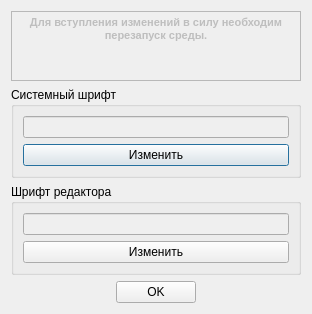
Old version of the form dialogeditguisettings.ui in the repository atikbif/relkonIDE.
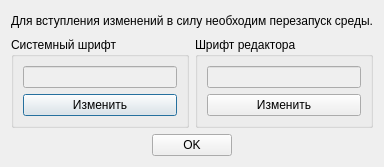
New version of the form.

Commit message: настройки, пульт и отладчик отдельными окнами

```diff
--- a/dialogeditguisettings.ui
+++ b/dialogeditguisettings.ui
@@ -6,51 +6,106 @@
    <rect>
     <x>0</x>
     <y>0</y>
-    <width>312</width>
-    <height>294</height>
+    <width>363</width>
+    <height>164</height>
    </rect>
   </property>
+  <property name="sizePolicy">
+   <sizepolicy hsizetype="Expanding" vsizetype="Expanding">
+    <horstretch>0</horstretch>
+    <verstretch>0</verstretch>
+   </sizepolicy>
+  </property>
   <property name="windowTitle">
    <string>Настройка среды</string>
   </property>
-  <layout class="QGridLayout" name="gridLayout">
-   <item row="1" column="0" colspan="3">
+  <layout class="QGridLayout" name="gridLayout_3">
+   <item row="0" column="0" colspan="2">
+    <layout class="QHBoxLayout" name="horizontalLayout">
+     <item>
+      <spacer name="horizontalSpacer">
+       <property name="orientation">
+        <enum>Qt::Horizontal</enum>
+       </property>
+       <property name="sizeHint" stdset="0">
+        <size>
+         <width>40</width>
+         <height>20</height>
+        </size>
+       </property>
+      </spacer>
+     </item>
+     <item>
+      <widget class="QLabel" name="label">
+       <property name="text">
+        <string>Для вступления изменений в силу необходим перезапуск среды.</string>
+       </property>
+      </widget>
+     </item>
+     <item>
+      <spacer name="horizontalSpacer_2">
+       <property name="orientation">
+        <enum>Qt::Horizontal</enum>
+       </property>
+       <property name="sizeHint" stdset="0">
+        <size>
+         <width>40</width>
+         <height>20</height>
+        </size>
+       </property>
+      </spacer>
+     </item>
+    </layout>
+   </item>
+   <item row="1" column="0">
     <widget class="QGroupBox" name="groupBox">
+     <property name="sizePolicy">
+      <sizepolicy hsizetype="Preferred" vsizetype="Preferred">
+       <horstretch>0</horstretch>
+       <verstretch>0</verstretch>
+      </sizepolicy>
+     </property>
      <property name="title">
       <string>Системный шрифт</string>
      </property>
-     <layout class="QVBoxLayout" name="verticalLayout_2">
-      <item>
-       <widget class="QLineEdit" name="lineEditSysFont">
-        <property name="enabled">
-         <bool>false</bool>
-        </property>
-       </widget>
-      </item>
-      <item>
+     <layout class="QGridLayout" name="gridLayout_2">
+      <item row="1" column="0">
        <widget class="QPushButton" name="pushButtonSysFont">
         <property name="text">
          <string>Изменить</string>
         </property>
        </widget>
       </item>
+      <item row="0" column="0">
+       <widget class="QLineEdit" name="lineEditSysFont">
+        <property name="enabled">
+         <bool>false</bool>
+        </property>
+       </widget>
+      </item>
      </layout>
     </widget>
    </item>
-   <item row="2" column="0" colspan="3">
+   <item row="1" column="1">
     <widget class="QGroupBox" name="groupBox_2">
+     <property name="sizePolicy">
+      <sizepolicy hsizetype="Preferred" vsizetype="Preferred">
+       <horstretch>0</horstretch>
+       <verstretch>0</verstretch>
+      </sizepolicy>
+     </property>
      <property name="title">
       <string>Шрифт редактора</string>
      </property>
-     <layout class="QVBoxLayout" name="verticalLayout">
-      <item>
+     <layout class="QGridLayout" name="gridLayout">
+      <item row="0" column="0">
        <widget class="QLineEdit" name="lineEditEdFont">
         <property name="enabled">
          <bool>false</bool>
         </property>
        </widget>
       </item>
-      <item>
+      <item row="1" column="0">
        <widget class="QPushButton" name="pushButtonEdFont">
         <property name="text">
          <string>Изменить</string>
@@ -60,52 +115,42 @@
      </layout>
     </widget>
    </item>
-   <item row="3" column="0">
-    <spacer name="horizontalSpacer">
+   <item row="2" column="0" colspan="2">
+    <layout class="QHBoxLayout" name="horizontalLayout_2">
+     <item>
+      <spacer name="horizontalSpacer_3">
      <property name="orientation">
       <enum>Qt::Horizontal</enum>
      </property>
      <property name="sizeHint" stdset="0">
       <size>
-       <width>29</width>
+         <width>40</width>
        <height>20</height>
       </size>
      </property>
     </spacer>
    </item>
-   <item row="3" column="1">
+     <item>
     <widget class="QPushButton" name="pushButtonOK">
      <property name="text">
       <string>OK</string>
      </property>
     </widget>
    </item>
-   <item row="3" column="2">
-    <spacer name="horizontalSpacer_2">
+     <item>
+      <spacer name="horizontalSpacer_4">
      <property name="orientation">
       <enum>Qt::Horizontal</enum>
      </property>
      <property name="sizeHint" stdset="0">
       <size>
-       <width>28</width>
+         <width>40</width>
        <height>20</height>
       </size>
      </property>
     </spacer>
    </item>
-   <item row="0" column="0" colspan="3">
-    <widget class="QTextBrowser" name="textBrowser">
-     <property name="enabled">
-      <bool>false</bool>
-     </property>
-     <property name="html">
-      <string>&lt;!DOCTYPE HTML PUBLIC &quot;-//W3C//DTD HTML 4.0//EN&quot; &quot;http://www.w3.org/TR/REC-html40/strict.dtd&quot;&gt;
-&lt;html&gt;&lt;head&gt;&lt;meta name=&quot;qrichtext&quot; content=&quot;1&quot; /&gt;&lt;style type=&quot;text/css&quot;&gt;
-p, li { white-space: pre-wrap; }
-&lt;/style&gt;&lt;/head&gt;&lt;body style=&quot; font-family:'MS Shell Dlg 2'; font-size:8.25pt; font-weight:400; font-style:normal;&quot;&gt;
-&lt;p align=&quot;center&quot; style=&quot; margin-top:0px; margin-bottom:0px; margin-left:0px; margin-right:0px; -qt-block-indent:0; text-indent:0px;&quot;&gt;&lt;span style=&quot; font-weight:600;&quot;&gt;Для вступления изменений в силу необходим перезапуск среды.&lt;/span&gt;&lt;/p&gt;&lt;/body&gt;&lt;/html&gt;</string>
-     </property>
-    </widget>
+    </layout>
    </item>
   </layout>
  </widget>
```
Lines whose indentation alone changed are shown as unchanged. The commit also changes 4 other files.
